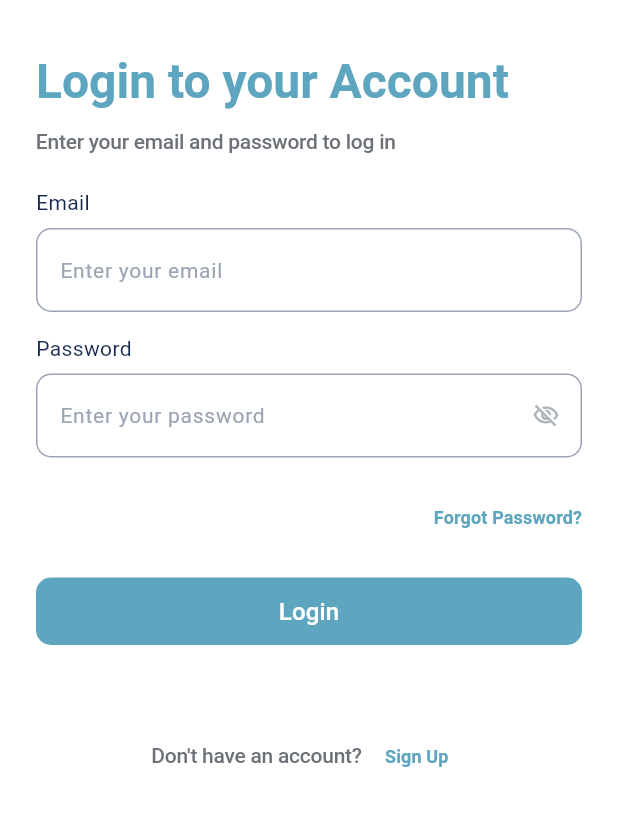
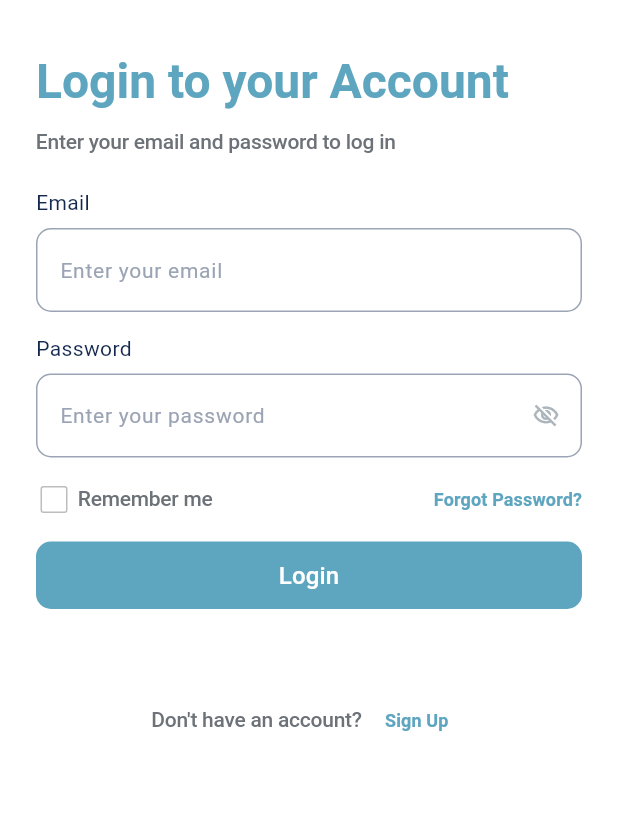
Before and after one commit to MindMate-Project/MindMate-app, a Flutter app: the Login screen opened by its route, on a phone screen of 412 x 824 dp, the part 153-979 px from its top. Run offline on Flutter 3.47's test engine with Material 3 defaults, Android fonts, the phone set to English and light mode, and no system bars; our stand-ins replace camera, dio, easy_date_timeline, email_validator, equatable, flutter_bloc and 5 more; accounts and stored records are empty; Roboto replaces fonts that are missing (Poppins).

Commit message:
add "remember me" functionality and onboarding completion tracking.

```diff
--- a/lib/features/auth/presentation/screens/login_screen.dart
+++ b/lib/features/auth/presentation/screens/login_screen.dart
@@ -18,6 +18,18 @@ class _LoginState extends State<Login> {
   final _formKey = GlobalKey<FormState>();
   final _emailController = TextEditingController();
   final _passwordController = TextEditingController();
+  bool _rememberMe = false;
+
+  @override
+  void initState() {
+    super.initState();
+    _loadRememberMe();
+  }
+
+  Future<void> _loadRememberMe() async {
+    final rememberMe = await context.read<AuthCubit>().getRememberMe();
+    if (mounted) setState(() => _rememberMe = rememberMe);
+  }
 
   @override
   void dispose() {
@@ -29,8 +41,9 @@ class _LoginState extends State<Login> {
   void _handleLogin() {
     if (_formKey.currentState!.validate()) {
       context.read<AuthCubit>().login(
-        _emailController.text,
+        _emailController.text.trim(),
         _passwordController.text,
+        rememberMe: _rememberMe,
       );
     }
   }
@@ -102,20 +115,38 @@ class _LoginState extends State<Login> {
 
                 SizedBox(height: AppTheme.spacingL),
 
-                // Forgot password
-                Align(
-                  // heightFactor: 0.5,
-                  alignment: Alignment.centerRight,
-                  child: TextButton(
+                Row(
+                  mainAxisAlignment: MainAxisAlignment.spaceBetween,
+                  children: [
+                    Row(
+                      mainAxisSize: MainAxisSize.min,
+                      children: [
+                        SizedBox(
+                          height: 24,
+                          width: 24,
+                          child: Checkbox(
+                            value: _rememberMe,
+                            activeColor: AppTheme.primaryColor,
+                            side: BorderSide(color: Colors.grey.shade400),
+                            onChanged: (value) {
+                              setState(() => _rememberMe = value ?? false);
+                            },
+                          ),
+                        ),
+                        const SizedBox(width: 4),
+                        Text('Remember me', style: AppTheme.caption),
+                      ],
+                    ),
+                    TextButton(
                       onPressed: () {
                         Navigator.of(context).pushNamed('/forgot_password');
                       },
                       style: ButtonStyle(
-                      padding: WidgetStateProperty.all<EdgeInsets>(
-                        EdgeInsets.zero,
+                        padding: WidgetStateProperty.all(EdgeInsets.zero),
+                        minimumSize: WidgetStateProperty.all(Size.zero),
+                        tapTargetSize: MaterialTapTargetSize.shrinkWrap,
                       ),
-                    ),
-                    child: Text(
+                      child: const Text(
                         'Forgot Password?',
                         style: TextStyle(
                           color: AppTheme.primaryColor,
@@ -124,6 +155,7 @@ class _LoginState extends State<Login> {
                         ),
                       ),
                     ),
+                  ],
                 ),
 
                 SizedBox(height: AppTheme.spacingL),
--- a/lib/features/onboarding/presentation/screens/onboarding/common/onboarding_page.dart
+++ b/lib/features/onboarding/presentation/screens/onboarding/common/onboarding_page.dart
@@ -14,7 +14,7 @@ class OnboardingPage extends StatelessWidget {
       crossAxisAlignment: CrossAxisAlignment.stretch,
       children: [
         Expanded(
-          flex: 3,
+          flex: 2,
           child: Center(
             child: Image.asset(
               item.imagePath,
--- a/lib/features/patient/reminders/presentation/screens/reminders_screen.dart
+++ b/lib/features/patient/reminders/presentation/screens/reminders_screen.dart
@@ -89,6 +89,7 @@ class _RemindersScreenState extends State<RemindersScreen>
         builder: (context, authState) {
           final isCaregiver = _isCaregiver(authState);
           return Scaffold(
+            backgroundColor: AppTheme.backgroundWhite,
             appBar: AppBar(
               leading: IconButton(
                 icon: Icon(
```
Also changed, not shown: lib/features/auth/presentation/cubit/auth_cubit.dart (+110 -25 lines), lib/features/auth/presentation/screens/splash_screen.dart (+14 -11 lines), lib/features/onboarding/presentation/screens/onboarding/common/onboarding_screen.dart (+7 -1 lines), lib/features/patient/reminders/presentation/screens/add_appointment_screen.dart (+6 -9 lines). Lines whose indentation alone changed are shown as unchanged.
